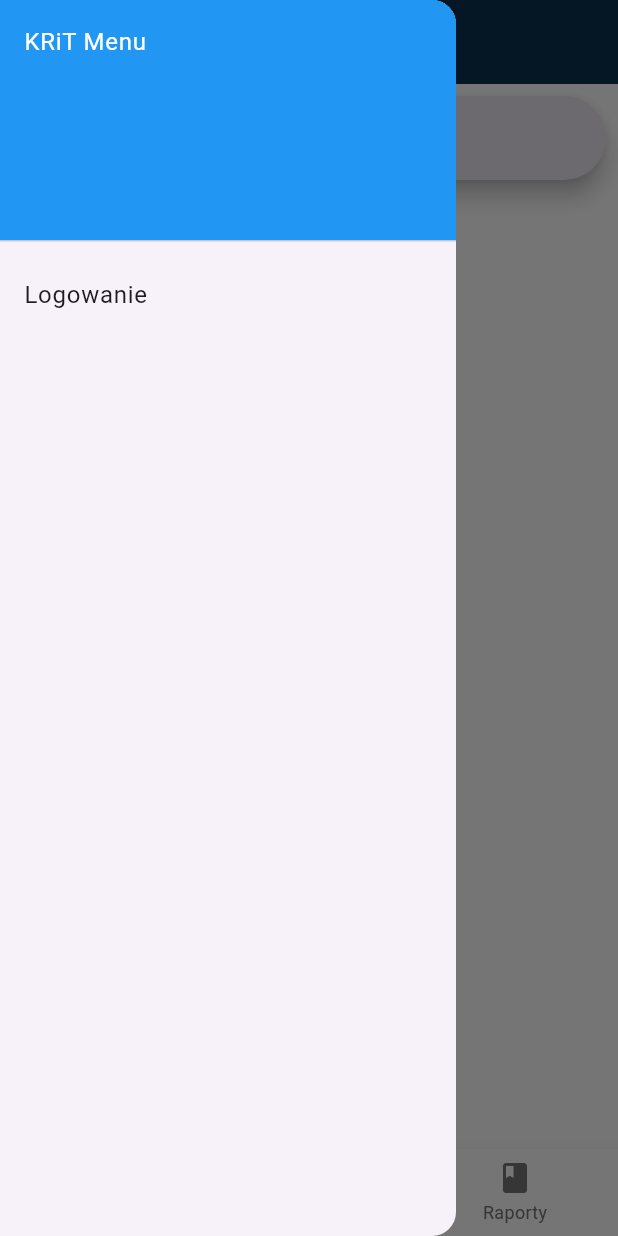
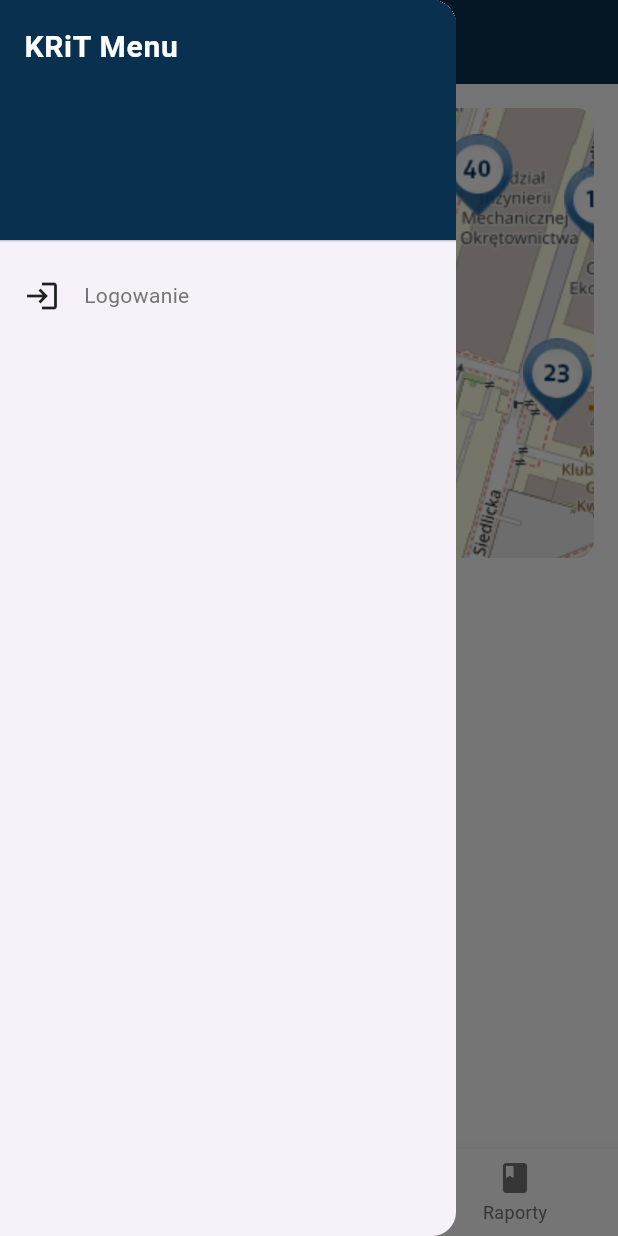
Before and after one commit to haniagibus/KRiT_2025_app, a Flutter app: the screen it shows after launch, with the side drawer open, on a phone screen of 412 x 824 dp. Run offline on Flutter 3.47's test engine with Material 3 defaults, Android fonts, the phone set to English and light mode, and no system bars; missing offline and left inert: flutter_pdfview.

Commit message:
fixed calendar and updated side menu

```diff
--- a/lib/models/event/event.dart
+++ b/lib/models/event/event.dart
@@ -7,7 +7,7 @@ class Event {
   final DateTime date;
   final String description;
   bool isFavourite;
-  final String room;  // Nowe pole do przechowywania informacji o sali
+  final String room;
 
   Event(
       this.name,
@@ -17,7 +17,7 @@ class Event {
       this.timeEnd,
       this.date,
       this.description,
-      this.room, // Nowe pole w konstruktorze
+      this.room,
           {this.isFavourite = false}
       );
 
--- a/lib/models/event/events_data_storage.dart
+++ b/lib/models/event/events_data_storage.dart
@@ -26,12 +26,12 @@ class EventsDataStorage {
   DateTime randomDate() {
     return dates[random.nextInt(dates.length)];
   }
-  final titles = ["Pole Dnce", "Food Carnival", "Coding Bootcamp", "Movie Night", "Yoga Session"];
+  final titles = ["Food Carnival", "Coding Bootcamp", "Movie Night", "Yoga Session"];
 
   final dates = [
-    DateTime(2025, 1, 16),
-    DateTime(2025, 1, 17),
-    DateTime(2025, 1, 18),
+    DateTime(2025, 1, 19),
+    DateTime(2025, 1, 20),
+    DateTime(2025, 1, 21),
   ];
 
   EventsDataStorage._internal() {
@@ -58,7 +58,6 @@ class EventsDataStorage {
   void controlFavourite(Event event) {
     final index = _eventList.indexOf(event);
     if (index != -1) {
-      // Zmieniamy stan ulubionego
       _eventList[index].isFavourite = !event.isFavourite;
       _callback(); // Odświeżenie widoku
     }
--- a/lib/views/screens/home/home_screen.dart
+++ b/lib/views/screens/home/home_screen.dart
@@ -30,15 +30,25 @@ class _HomeScreenState extends State<HomeScreen> {
     final favoriteEvents = _eventsDataStorage.favoriteEvents;
 
     return Scaffold(
-      // body: Padding(
-      //   padding: const EdgeInsets.all(8.0),  // Dodanie paddingu do całej zawartości
       body: Column(
         children: [
+          // Padding(
+          //   padding: const EdgeInsets.only(bottom: 16.0),
+          //   child: SearchBarApp(),
+          // ),
           Padding(
-            padding: const EdgeInsets.only(bottom: 16.0),  // Padding tylko dla SearchBarApp
-            child: SearchBarApp(),
+            padding: const EdgeInsets.symmetric(vertical: 16.0, horizontal: 16.0),
+            child: ClipRRect(
+              borderRadius: BorderRadius.circular(12.0),
+              child: Image.asset(
+                'assets/images/mapa.png',
+                height: 300,
+                width: double.infinity,
+                fit: BoxFit.cover,
+              ),
+            ),
           ),
-          // Tutaj przenosimy całą logikę wyświetlania ulubionych wydarzeń do widgetu FavoritesTile
+          const SizedBox(height: 24.0),
           Expanded(
             child: FavoritesTile(
               favoriteEvents: favoriteEvents,
--- a/lib/views/screens/reports/pdf_view_screen.dart
+++ b/lib/views/screens/reports/pdf_view_screen.dart
@@ -1,6 +1,6 @@
 import 'dart:io';
 import 'package:flutter/material.dart';
-import 'package:flutter_pdfview/flutter_pdfview.dart'; // Import flutter_pdfview
+import 'package:flutter_pdfview/flutter_pdfview.dart';
 
 class PDFViewScreen extends StatefulWidget {
   final String pdfUrl; // PDF file path
@@ -26,7 +26,7 @@ class _PDFViewScreenState extends State<PDFViewScreen> {
       body: Padding(
         padding: const EdgeInsets.all(8.0),
         child: PDFView(
-          filePath: widget.pdfUrl, // Provide the local file path
+          filePath: widget.pdfUrl,
         ),
       ),
     );
--- a/lib/views/screens/reports/report_screen.dart
+++ b/lib/views/screens/reports/report_screen.dart
@@ -19,7 +19,6 @@ class ReportScreen extends StatelessWidget {
           crossAxisAlignment: CrossAxisAlignment.start,
           children: [
             const SizedBox(height: 10),
-            // Header: Icon + Title
             Padding(
               padding: const EdgeInsets.symmetric(horizontal: 16.0),
               child: Row(
@@ -57,7 +56,6 @@ class ReportScreen extends StatelessWidget {
               indent: 16,
               endIndent: 16,
             ),
-            // Author
             Padding(
               padding: const EdgeInsets.symmetric(horizontal: 16.0),
               child: Row(
--- a/lib/views/screens/schedule/schedule_screen.dart
+++ b/lib/views/screens/schedule/schedule_screen.dart
@@ -14,16 +14,12 @@ class ScheduleScreen extends StatefulWidget {
 class _EventViewState extends State<ScheduleScreen> {
   late final EventsDataStorage _eventsDataStorage;
   String _searchQuery = '';
-  List<Event>? _filteredEvents;
 
   @override
   void initState() {
-    _eventsDataStorage = EventsDataStorage(_refresh);
-    _filteredEvents = _eventsDataStorage.eventList;
+    _eventsDataStorage = EventsDataStorage(() => setState(() {}));
     super.initState();
   }
-
-  void _refresh() {}
 
   @override
   Widget build(BuildContext context) {
--- a/lib/views/widgets/favourites_tile.dart
+++ b/lib/views/widgets/favourites_tile.dart
@@ -31,17 +31,15 @@ class FavoritesTile extends StatelessWidget {
           ),
         ),
         const SizedBox(height: 16),
-        // Wyświetl ulubione wydarzenia, jeśli istnieją
-        favoriteEvents.isEmpty
+        Expanded(
+          child: favoriteEvents.isEmpty
               ? const Center(
             child: Text(
               "Brak ulubionych wydarzeń",
               style: TextStyle(fontSize: 16, color: Colors.grey),
             ),
           )
-            : Container(
-          height: 300, // Maksymalna wysokość na 3 wydarzenia
-          child: ListView.builder(
+              : ListView.builder(
             itemCount: favoriteEvents.length,
             itemBuilder: (context, index) {
               final event = favoriteEvents[index];
--- a/lib/views/widgets/side_menu.dart
+++ b/lib/views/widgets/side_menu.dart
@@ -1,4 +1,5 @@
 import 'package:flutter/material.dart';
+import 'package:krit_app/theme/app_colors.dart';
 
 import '../screens/login/login_screen.dart';
 
@@ -14,18 +15,34 @@ class SideMenu extends StatelessWidget {
 
   @override
   Widget build(BuildContext context) {
+    final theme = Theme.of(context);
+
     return Drawer(
+      child: Column(
+        crossAxisAlignment: CrossAxisAlignment.stretch,
+        children: [
+          DrawerHeader(
+            decoration: BoxDecoration(
+              color: theme.appBarTheme.backgroundColor,
+            ),
+            child: Text(
+              'KRiT Menu',
+              style: theme.textTheme.bodyLarge!.copyWith(
+                color: theme.appBarTheme.foregroundColor,
+                fontWeight: FontWeight.bold,
+                fontSize: 20,
+              ),
+            ),
+          ),
+          Expanded(
             child: ListView(
-        padding: EdgeInsets.zero,
               children: [
-          const DrawerHeader(
-            decoration: BoxDecoration(
-              color: Colors.blue,
+                ListTile(
+                  leading: Icon(Icons.login, color: theme.iconTheme.color),
+                  title: Text(
+                    'Logowanie',
+                    style: theme.textTheme.bodyMedium,
                   ),
-            child: Text('KRiT Menu', style: TextStyle(color: Colors.white)),
-          ),
-          ListTile(
-            title: Text('Logowanie'),
                   onTap: () {
                     Navigator.pop(context);
                     Navigator.push(
@@ -36,6 +53,9 @@ class SideMenu extends StatelessWidget {
                 ),
               ],
             ),
+          ),
+        ],
+      ),
     );
   }
 }
--- a/pubspec.yaml
+++ b/pubspec.yaml
@@ -28,11 +28,14 @@ environment:
 # the latest version available on pub.dev. To see which dependencies have newer
 # versions available, run `flutter pub outdated`.
 dependencies:
+#  dio: ^5.2.0
+#  path_provider: ^2.0.15
   flutter:
     sdk: flutter
   flutter_localizations:
     sdk: flutter
   flutter_gen: ^5.8.0
+
 
   # The following adds the Cupertino Icons font to your application.
   # Use with the CupertinoIcons class for iOS style icons.
```
Also changed, not shown: lib/views/widgets/calendar_widget.dart (+22 -22 lines), pubspec.lock. Lines whose indentation alone changed are shown as unchanged.
